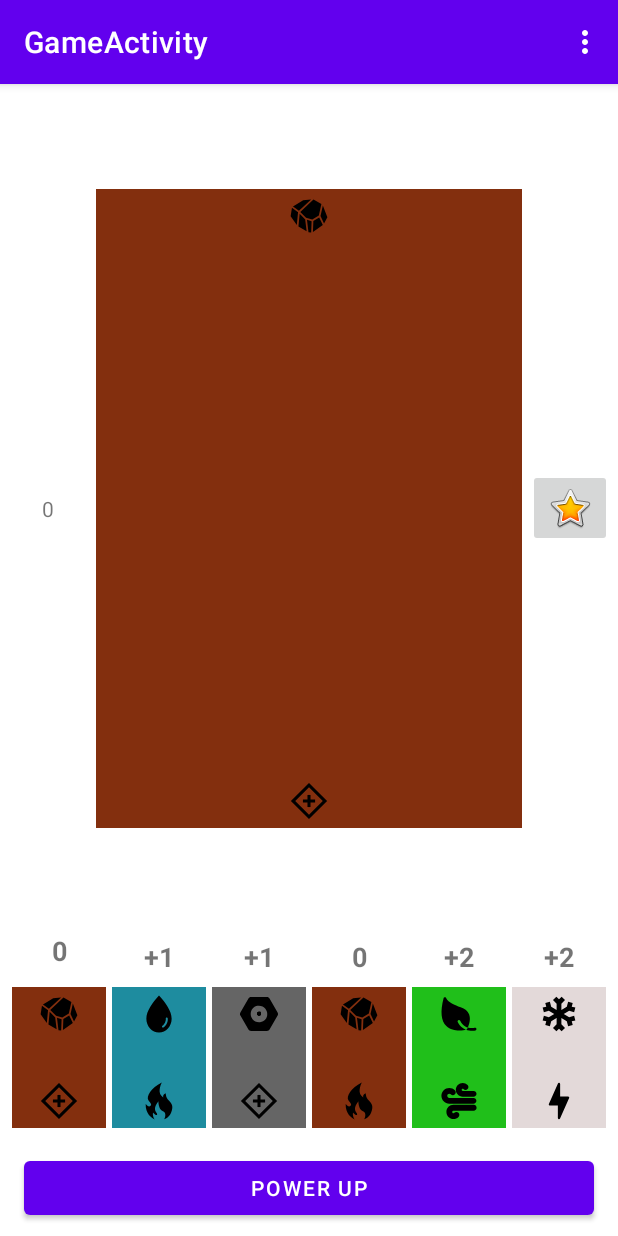
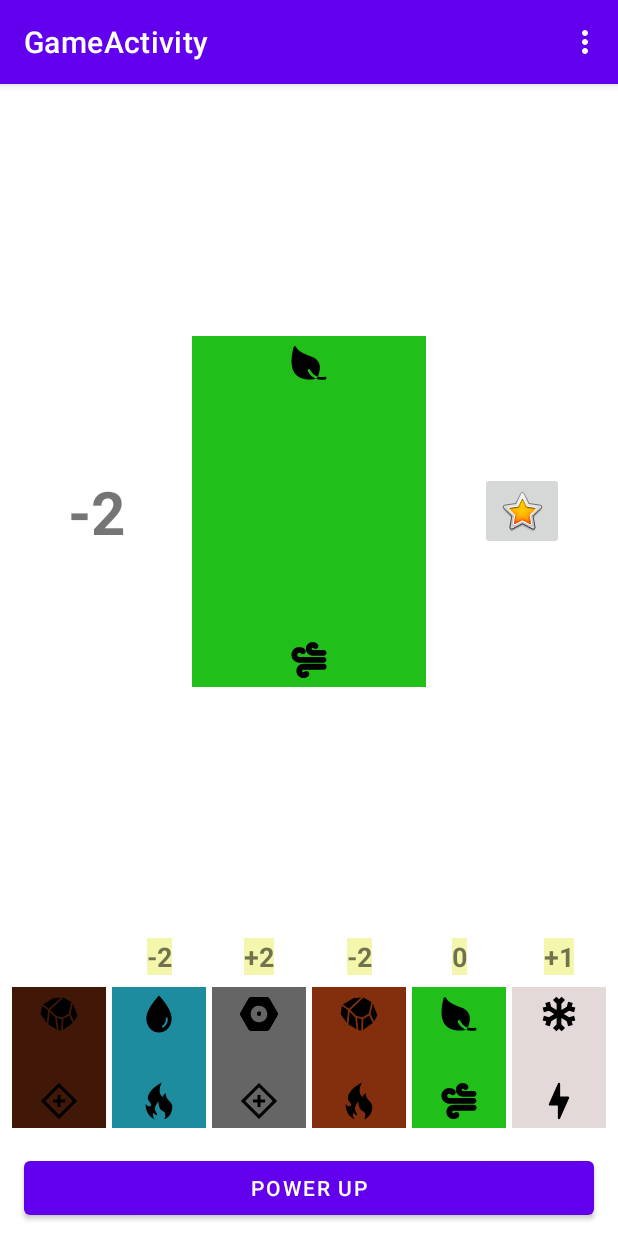
Before and after one commit to ArthurLeo04/AppMobile, an Android app: the CarteFragment screen opened directly, with no data from a screen before it, in the options menu, after a tap on "Abandonner", on a phone screen of 412 x 824 dp. Run offline under Robolectric (Android 15) with nearby library versions, the phone set to English and light mode, and no system bars; 1 statement that could not run was skipped.

Commit message:
L'adversaire joue

```diff
--- a/app/src/main/java/com/example/picturetocard/GameActivity.kt
+++ b/app/src/main/java/com/example/picturetocard/GameActivity.kt
@@ -1,23 +1,18 @@
 package com.example.picturetocard
 
-import CarteFragment
-import PlayerHandAdapter
+import com.example.picturetocard.ui.game.CarteFragment
 import android.graphics.Typeface
 import android.os.Bundle
-import android.util.Log
 import android.view.ContextThemeWrapper
 import android.view.Menu
 import android.view.MenuItem
+import android.view.View
 import android.widget.Button
 import android.widget.FrameLayout
-import android.widget.GridView
 import android.widget.ImageButton
 import android.widget.PopupMenu
-import android.widget.TableLayout
-import android.widget.TableRow
 import android.widget.TextView
 import androidx.appcompat.app.AppCompatActivity
-import androidx.lifecycle.ViewModelProvider
 import com.example.picturetocard.game.Card
 import com.example.picturetocard.game.GameManager
 
@@ -25,10 +20,10 @@ class GameActivity : AppCompatActivity() {
     private lateinit var button: Button
     private lateinit var scoreView: TextView
     private val tableRes = Array<TextView?>(6) { null }
-    private val tableCardPlayer = Array<FrameLayout?>(6) { null }
-    private val tableCardOppo = Array<FrameLayout?>(6) { null }
+    private val tableCardPlayer = Array<CarteFragment?>(6) { null }
+    private val tableCardOppo = Array<CarteFragment?>(6) { null }
     private lateinit var helpButton: ImageButton
-    private lateinit var pileDisplay: FrameLayout
+    private lateinit var pileDisplay: CarteFragment
     private lateinit var gameManager: GameManager
     override fun onCreate(savedInstanceState: Bundle?) {
         super.onCreate(savedInstanceState)
@@ -37,19 +32,17 @@ class GameActivity : AppCompatActivity() {
         // Récupérer le gameManager
         val app = application as PictureToCard
         gameManager = app.gameManager
+        gameManager.gameActivity = this
 
         ///// GESTION DE LA PILE //////
-        setCardFrame(gameManager.lastPlay.id, R.id.pileDisplay)
+        pileDisplay = setCardFrame(gameManager.lastPlay.id, R.id.pileDisplay, false)
 
         ///// GESTION DE LA MAIN DU JOUEUR //////
-
-        setCardFrame(1, R.id.carte1)
 
         for (i in 1..6) {
             // Ajout des cartes du joueur
             val resourceId = resources.getIdentifier("carte$i", "id", packageName)
-            tableCardPlayer[i - 1] = findViewById(resourceId)
-            setCardFrame(gameManager.handPlayer.cards[i-1], resourceId)
+            tableCardPlayer[i - 1] = setCardFrame(gameManager.handPlayer.cards[i-1], resourceId, true)
         }
 
         for (i in 1..6) {
@@ -57,23 +50,37 @@ class GameActivity : AppCompatActivity() {
             val resourceId = resources.getIdentifier("res$i", "id", packageName)
             val res : TextView = findViewById(resourceId)
             tableRes[i - 1] = res
-            val card : Card = gameManager.cards.getCard(gameManager.handPlayer.cards[i-1])!!
-            val result = gameManager.matrice.getResult(card.color, gameManager.lastPlay.color)
-            val formattedResult = if (result > 0) {
-                "+$result"
-            } else {
-                result.toString()
-            }
+            val formattedResult = getFormatedRes(i-1)
             res.text = formattedResult
             res.textSize = 18f
             res.setTypeface(null, Typeface.BOLD)
         }
 
+        ///// Gestion du score /////
+        scoreView = findViewById(R.id.scoreView)
+        scoreView.textSize = 40f
+        scoreView.setTypeface(null, Typeface.BOLD)
+
     }
 
-    private fun setCardFrame(cardId : Int, frameId: Int) {
+    private fun getFormatedRes(indice : Int) : String {
+        val card : Card = gameManager.cards.getCard(gameManager.handPlayer.cards[indice])!!
+        val result = gameManager.matrice.getResult(card.color, gameManager.lastPlay.color)
+        return getStringWithPlus(result)
+    }
+
+    private fun getStringWithPlus(int : Int) : String {
+        val formattedResult = if (int > 0) {
+            "+$int"
+        } else {
+            int.toString()
+        }
+        return formattedResult
+    }
+
+    private fun setCardFrame(cardId : Int, frameId: Int, needClick : Boolean) : CarteFragment {
         // Créez une vue personnalisée pour représenter votre carte
-        val carteFragment = CarteFragment.newInstance(cardId) // Remplacez createCardView par votre logique de création de vue de carte
+        val carteFragment = CarteFragment.newInstance(cardId, needClick) // Remplacez createCardView par votre logique de création de vue de carte
 
         // Obtenez le FragmentManager de votre CardFragment
         val fragmentManager = supportFragmentManager
@@ -86,6 +93,8 @@ class GameActivity : AppCompatActivity() {
 
         // Validez la transaction
         transaction.commit()
+
+        return carteFragment
     }
 
     override fun onCreateOptionsMenu(menu: Menu): Boolean {
@@ -123,4 +132,33 @@ class GameActivity : AppCompatActivity() {
 
         popupMenu.show()
     }
+
+    fun refreshAll() {
+        refreshPlayerHand()
+        refreshPile()
+        refreshScore()
+    }
+
+    fun refreshPlayerHand() {
+        var pos = 0
+        for (i in 0..<gameManager.handPlayer.cards.size) {
+            // Met à jour l'apparence des cartes du joueur
+            if (gameManager.handPlayer.isUse[i]) {
+                tableCardPlayer[pos]?.setAlpha(0.5f)
+                tableRes[pos]?.visibility = View.INVISIBLE
+            }
+            else {
+                tableRes[pos]?.text = getFormatedRes(pos)
+            }
+            pos ++
+        }
+    }
+
+    fun refreshPile() {
+        pileDisplay = setCardFrame(gameManager.lastPlay.id, R.id.pileDisplay, false)
+    }
+
+    fun refreshScore() {
+        scoreView.text = getStringWithPlus(gameManager.score)
+    }
 }
--- a/app/src/main/java/com/example/picturetocard/game/GameViewModel.kt
+++ b/app/src/main/java/com/example/picturetocard/game/GameViewModel.kt
@@ -1,12 +1,17 @@
 package com.example.picturetocard.game
 
 import android.util.Log
+import androidx.lifecycle.lifecycleScope
+import kotlinx.coroutines.*
+import com.example.picturetocard.GameActivity
 
 class GameManager(
 
 ) {
     var handPlayer : Hand
     lateinit var handOppo : Hand
+    public lateinit var gameActivity : GameActivity
+    public var canPlay = true
 
     val cards : CardList = CardList()
 
@@ -39,4 +44,65 @@ class GameManager(
         handPlayer = Hand(arrayOf(carte1.id,carte2.id,carte3.id,carte4.id,carte5.id,carte6.id))
         handOppo = Hand(arrayOf(carte1.id,carte2.id,carte3.id,carte4.id,carte5.id,carte6.id))
     }
+
+    fun playerPlayCard(id : Int) {
+        // Player clicked on a card
+        val cardIndex = handPlayer.play(id)
+        if (cardIndex != 0) { // La carte peut être joué !
+            val cardPlayed = cards.getCard(cardIndex)!!
+
+            // Incrémentation du score
+            score += matrice.getResult(cardPlayed.color, lastPlay.color)
+
+            // Changement de la carte à l'affiche
+            lastPlay = cardPlayed
+
+            // Mise à jour de l'affichage
+            gameActivity.refreshAll()
+        }
+
+
+    }
+
+    fun opponentPlayCard(id :Int) {
+        // Player clicked on a card
+        val cardIndex = handOppo.play(id)
+        if (cardIndex != 0) { // La carte peut être joué !
+            val cardPlayed = cards.getCard(cardIndex)!!
+
+            // Décrémenter le score
+            score -= matrice.getResult(cardPlayed.color, lastPlay.color)
+
+            // Changement de la carte à l'affiche
+            lastPlay = cardPlayed
+
+            // Mise à jour de l'affichage
+            gameActivity.refreshAll()
+
+            canPlay = true
+        }
+    }
+
+    fun opponentChoosePlay() {
+        gameActivity.lifecycleScope.launch {
+            delay(2000)
+            var maxScore = Int.MIN_VALUE
+            var bestCardId = -1
+
+            for (cardId in handOppo.cards) {
+                val card = cards.getCard(cardId)
+                if (card != null) {
+                    val score = matrice.getResult(card.color, lastPlay.color)
+
+                    if (score > maxScore) {
+                        maxScore = score
+                        bestCardId = cardId
+                    }
+                }
+            }
+
+            opponentPlayCard(bestCardId)
+        }
+
+    }
 }
--- a/app/src/main/java/com/example/picturetocard/game/Hand.kt
+++ b/app/src/main/java/com/example/picturetocard/game/Hand.kt
@@ -11,4 +11,17 @@ class Hand(
         val tag = "Print"
         Log.d(tag, cards.contentToString())
     }
+
+    public fun play(id: Int) : Int {
+        for (i in cards.indices) {
+            if (cards[i] == id) {
+                if (isUse[i] == true) {
+                    return 0
+                }
+                isUse[i] = true
+                return cards[i]
+            }
+        }
+        return 0
+    }
 }
--- a/app/src/main/java/com/example/picturetocard/ui/game/CarteFragment.kt
+++ b/app/src/main/java/com/example/picturetocard/ui/game/CarteFragment.kt
@@ -1,4 +1,7 @@
+package com.example.picturetocard.ui.game
+
 import android.os.Bundle
+import android.os.Handler
 import android.view.LayoutInflater
 import android.view.View
 import android.view.ViewGroup
@@ -16,12 +19,15 @@ import com.example.picturetocard.game.getStyleFromColor
 
 class CarteFragment : Fragment() {
     private lateinit var gameManager: GameManager
+    private var cardAlpha: Float = 1f
+    private lateinit var fond : ConstraintLayout
     companion object {
-        fun newInstance(cardId: Int): CarteFragment {
+        fun newInstance(cardId: Int, needClickable: Boolean): CarteFragment {
 
             val fragment = CarteFragment()
             val args = Bundle()
             args.putInt("cardId", cardId)
+            args.putBoolean("canClick", needClickable)
             fragment.arguments = args
             return fragment
         }
@@ -32,12 +38,13 @@ class CarteFragment : Fragment() {
         val view = inflater.inflate(R.layout.card, container, false)
 
         val cardId = arguments?.getInt("cardId", 0)
+        val canClick = arguments?.getBoolean("canClick", false)
 
         // Obtenir les références des ImageView
         val imageView = view.findViewById<ImageView>(R.id.imageView)
         val couleurView = view.findViewById<ImageView>(R.id.couleurView)
         val effetView = view.findViewById<ImageView>(R.id.effetView)
-        val fond = view.findViewById<ConstraintLayout>(R.id.fond)
+        fond = view.findViewById<ConstraintLayout>(R.id.fond)
 
         // Recherche du gameManager
         val gameActivity = activity as? GameActivity
@@ -58,8 +65,24 @@ class CarteFragment : Fragment() {
             fond.setBackgroundColor(ContextCompat.getColor(requireContext(),
                 getStyleFromColor(card.color)))
             // TODO Ajouter l'image
+
+            if (canClick == true) {
+                fond.setOnClickListener {
+                    if (gameManager.canPlay) {
+                        gameManager.playerPlayCard(cardId)
+                        gameManager.canPlay = false
+                        gameManager.opponentChoosePlay()
+                    }
+
+                }
+            }
         }
 
         return view
     }
+
+    public fun setAlpha(n_alpha: Float) {
+        cardAlpha = n_alpha
+        fond.alpha = cardAlpha
+    }
 }
--- a/app/src/main/res/layout/activity_game.xml
+++ b/app/src/main/res/layout/activity_game.xml
@@ -42,9 +42,9 @@
         android:id="@+id/pileDisplay"
         android:layout_width="0dp"
         android:layout_height="0dp"
-        android:layout_marginStart="64dp"
+        android:layout_marginStart="128dp"
         android:layout_marginTop="16dp"
-        android:layout_marginEnd="64dp"
+        android:layout_marginEnd="128dp"
         android:layout_marginBottom="16dp"
         app:layout_constraintBottom_toTopOf="@+id/res1"
         app:layout_constraintEnd_toEndOf="parent"
@@ -60,7 +60,7 @@
         android:layout_marginStart="8dp"
         android:layout_marginEnd="2dp"
         android:layout_marginBottom="16dp"
-        android:background="#FF0000"
+        android:background="#000000"
         app:layout_constraintBottom_toTopOf="@+id/button"
         app:layout_constraintEnd_toStartOf="@+id/carte2"
         app:layout_constraintHorizontal_bias="0.5"
@@ -74,7 +74,7 @@
         android:layout_height="wrap_content"
         android:layout_marginStart="2dp"
         android:layout_marginEnd="2dp"
-        android:background="#FF0000"
+        android:background="#000000"
         app:layout_constraintBottom_toBottomOf="@+id/carte1"
         app:layout_constraintEnd_toStartOf="@+id/carte3"
         app:layout_constraintHorizontal_bias="0.5"
@@ -89,7 +89,7 @@
         android:layout_height="wrap_content"
         android:layout_marginStart="2dp"
         android:layout_marginEnd="2dp"
-        android:background="#FF0000"
+        android:background="#000000"
         app:layout_constraintBottom_toBottomOf="@+id/carte2"
         app:layout_constraintEnd_toStartOf="@+id/carte4"
         app:layout_constraintHorizontal_bias="0.5"
@@ -104,7 +104,7 @@
         android:layout_height="wrap_content"
         android:layout_marginStart="2dp"
         android:layout_marginEnd="2dp"
-        android:background="#FF0000"
+        android:background="#000000"
         app:layout_constraintBottom_toBottomOf="@+id/carte3"
         app:layout_constraintEnd_toStartOf="@+id/carte5"
         app:layout_constraintHorizontal_bias="0.5"
@@ -119,7 +119,7 @@
         android:layout_height="wrap_content"
         android:layout_marginStart="2dp"
         android:layout_marginEnd="2dp"
-        android:background="#FF0000"
+        android:background="#000000"
         app:layout_constraintBottom_toBottomOf="@+id/carte4"
         app:layout_constraintEnd_toStartOf="@+id/carte6"
         app:layout_constraintHorizontal_bias="0.5"
@@ -134,7 +134,7 @@
         android:layout_height="wrap_content"
         android:layout_marginStart="2dp"
         android:layout_marginEnd="8dp"
-        android:background="#FF0000"
+        android:background="#000000"
         app:layout_constraintBottom_toBottomOf="@+id/carte5"
         app:layout_constraintEnd_toEndOf="parent"
         app:layout_constraintHorizontal_bias="0.5"
@@ -147,72 +147,66 @@
         android:id="@+id/res1"
         android:layout_width="wrap_content"
         android:layout_height="wrap_content"
-        android:layout_marginBottom="8dp"
+        android:background="#F4F6AB"
         android:text="@string/defaultScore"
         app:layout_constraintBottom_toBottomOf="@+id/res3"
         app:layout_constraintEnd_toEndOf="@+id/carte1"
-        app:layout_constraintHorizontal_bias="0.5"
         app:layout_constraintStart_toStartOf="@+id/carte1"
-        app:layout_constraintTop_toTopOf="@+id/res3"
-        app:layout_constraintVertical_bias="0.5" />
+        app:layout_constraintTop_toTopOf="@+id/res3" />
+
+    <TextView
+        android:id="@+id/res2"
+        android:layout_width="wrap_content"
+        android:layout_height="wrap_content"
+        android:background="#F4F6AB"
+        android:text="@string/defaultScore"
+        app:layout_constraintBottom_toBottomOf="@+id/res3"
+        app:layout_constraintEnd_toEndOf="@+id/carte2"
+        app:layout_constraintStart_toStartOf="@+id/carte2"
+        app:layout_constraintTop_toTopOf="@+id/res3" />
 
     <TextView
         android:id="@+id/res3"
         android:layout_width="wrap_content"
         android:layout_height="wrap_content"
-        android:text="@string/defaultScore"
-        app:layout_constraintBottom_toBottomOf="@+id/res2"
-        app:layout_constraintEnd_toEndOf="@+id/carte2"
-        app:layout_constraintHorizontal_bias="0.5"
-        app:layout_constraintStart_toStartOf="@+id/carte2"
-        app:layout_constraintTop_toTopOf="@+id/res2"
-        app:layout_constraintVertical_bias="0.5" />
-
-    <TextView
-        android:id="@+id/res2"
-        android:layout_width="wrap_content"
-        android:layout_height="wrap_content"
+        android:background="#F4F6AB"
         android:text="@string/defaultScore"
         app:layout_constraintBottom_toBottomOf="@+id/res4"
         app:layout_constraintEnd_toEndOf="@+id/carte3"
-        app:layout_constraintHorizontal_bias="0.5"
         app:layout_constraintStart_toStartOf="@+id/carte3"
-        app:layout_constraintTop_toTopOf="@+id/res4"
-        app:layout_constraintVertical_bias="0.5" />
+        app:layout_constraintTop_toTopOf="@+id/res4" />
 
     <TextView
         android:id="@+id/res4"
         android:layout_width="wrap_content"
         android:layout_height="wrap_content"
+        android:background="#F4F6AB"
         android:text="@string/defaultScore"
         app:layout_constraintBottom_toBottomOf="@+id/res5"
         app:layout_constraintEnd_toEndOf="@+id/carte4"
-        app:layout_constraintHorizontal_bias="0.5"
         app:layout_constraintStart_toStartOf="@+id/carte4"
-        app:layout_constraintTop_toTopOf="@+id/res5"
-        app:layout_constraintVertical_bias="0.5" />
+        app:layout_constraintTop_toTopOf="@+id/res5" />
 
     <TextView
         android:id="@+id/res5"
         android:layout_width="wrap_content"
         android:layout_height="wrap_content"
+        android:background="#F4F6AB"
         android:text="@string/defaultScore"
         app:layout_constraintBottom_toBottomOf="@+id/res6"
         app:layout_constraintEnd_toEndOf="@+id/carte5"
-        app:layout_constraintHorizontal_bias="0.5"
         app:layout_constraintStart_toStartOf="@+id/carte5"
-        app:layout_constraintTop_toTopOf="@+id/res6"
-        app:layout_constraintVertical_bias="0.5" />
+        app:layout_constraintTop_toTopOf="@+id/res6" />
 
     <TextView
         android:id="@+id/res6"
         android:layout_width="wrap_content"
         android:layout_height="wrap_content"
         android:layout_marginBottom="8dp"
+        android:background="#F4F6AB"
         android:text="@string/defaultScore"
         app:layout_constraintBottom_toTopOf="@+id/carte6"
         app:layout_constraintEnd_toEndOf="@+id/carte6"
-        app:layout_constraintHorizontal_bias="0.5"
         app:layout_constraintStart_toStartOf="@+id/carte6" />
 
 
--- a/app/src/main/res/layout/card.xml
+++ b/app/src/main/res/layout/card.xml
@@ -9,6 +9,7 @@
         android:id="@+id/fond"
         android:layout_width="0dp"
         android:layout_height="0dp"
+        android:alpha="1"
         android:background="#2A7D85"
         app:layout_constraintBottom_toBottomOf="parent"
         app:layout_constraintDimensionRatio="h,2:3"
```
